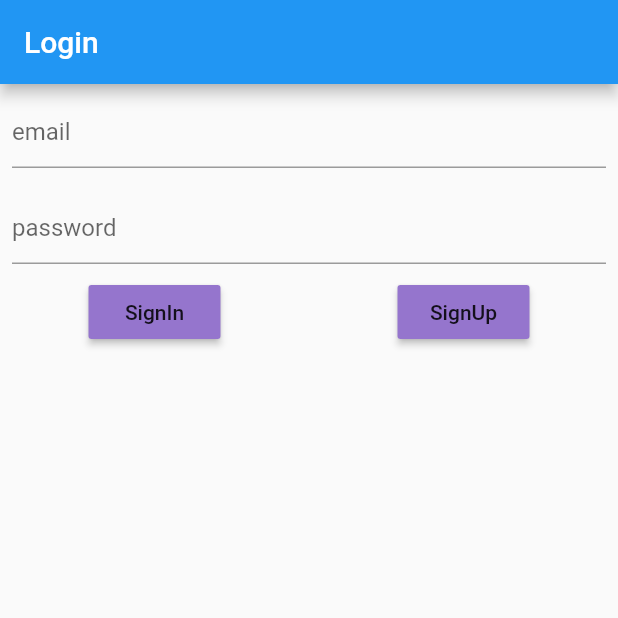
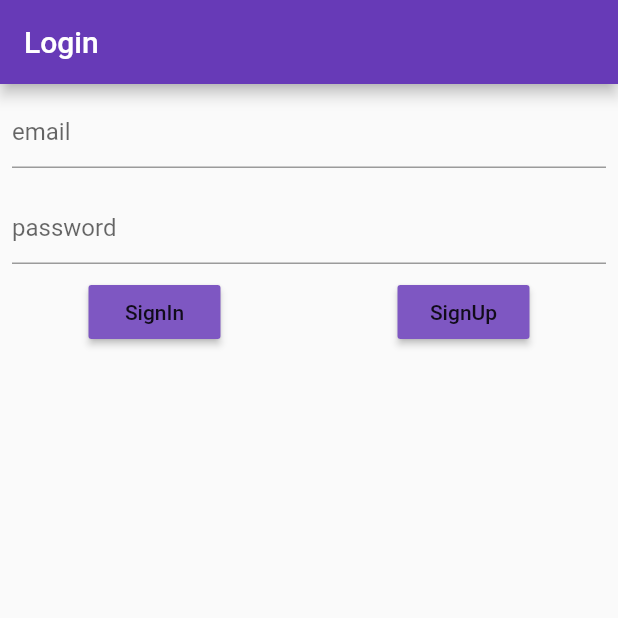
Before and after one commit to Monicabl/flutter_App, a Flutter app: the screen it shows after launch, after a tap on "SignIn", on a phone screen of 412 x 824 dp, the top half of it. Run offline on Flutter 3.47's test engine with Material 2 defaults, Android fonts, the phone set to English and light mode, and no system bars; our stand-ins replace firebase_auth, firebase_core, introduction_screen, shared_preferences; accounts and stored records are empty.

Commit message:
session changes

```diff
--- a/lib/page/login.dart
+++ b/lib/page/login.dart
@@ -1,6 +1,7 @@
 // import 'package:firebase_auth/firebase_auth.dart';
 import 'package:firebase_auth/firebase_auth.dart';
 import 'package:flutter/material.dart';
+import 'package:flutter_app/page/home.dart';
 import 'package:flutter_app/page/onboarding.dart';
 import 'package:shared_preferences/shared_preferences.dart';
 
@@ -70,8 +71,8 @@ class _LoginState extends State<Login> {
       );
       _prefer.setString('_email', _email);
       _prefer.setString('_password', _password);
-      Navigator.of(context).pushReplacement(
-          MaterialPageRoute(builder: (context) => OnBoardingPage()));
+      Navigator.of(context)
+          .pushReplacement(MaterialPageRoute(builder: (context) => HomePag()));
     } on FirebaseAuthException catch (e) {
       if (e.code == 'user-not-found') {
         print('No user found for that email.');
--- a/lib/page/session.dart
+++ b/lib/page/session.dart
@@ -6,9 +6,12 @@ class App extends StatelessWidget {
   @override
   Widget build(BuildContext context) {
     return MaterialApp(
+      debugShowCheckedModeBanner: false,
       title: 'Login',
       theme: ThemeData(
-          accentColor: Colors.deepPurple[300], primarySwatch: Colors.blue),
+        accentColor: Colors.deepPurple[400],
+        primarySwatch: Colors.deepPurple,
+      ),
       home: Login(),
     );
   }
--- a/pubspec.yaml
+++ b/pubspec.yaml
@@ -49,9 +49,9 @@ flutter:
   uses-material-design: true
 
   # To add assets to your application, add an assets section, like this:
-assets:
-      - assets/
-      - assets/count.png
+  assets:
+    - assets/
+    - assets/count.png
   #   - images/a_dot_burr.jpeg
   #   - images/a_dot_ham.jpeg
 
```
